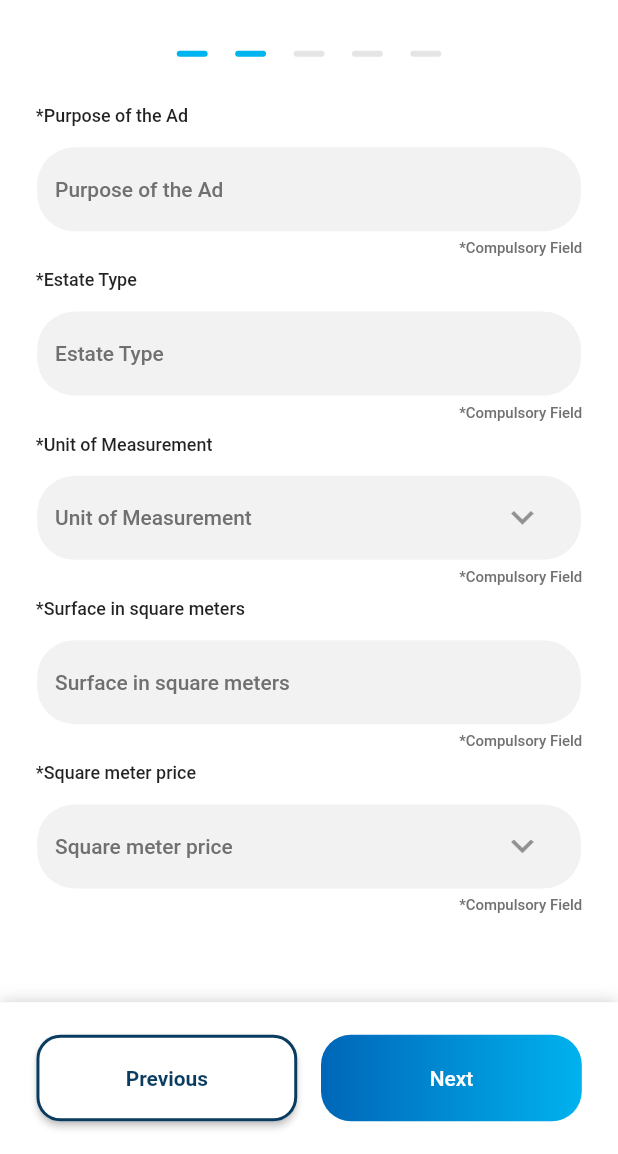
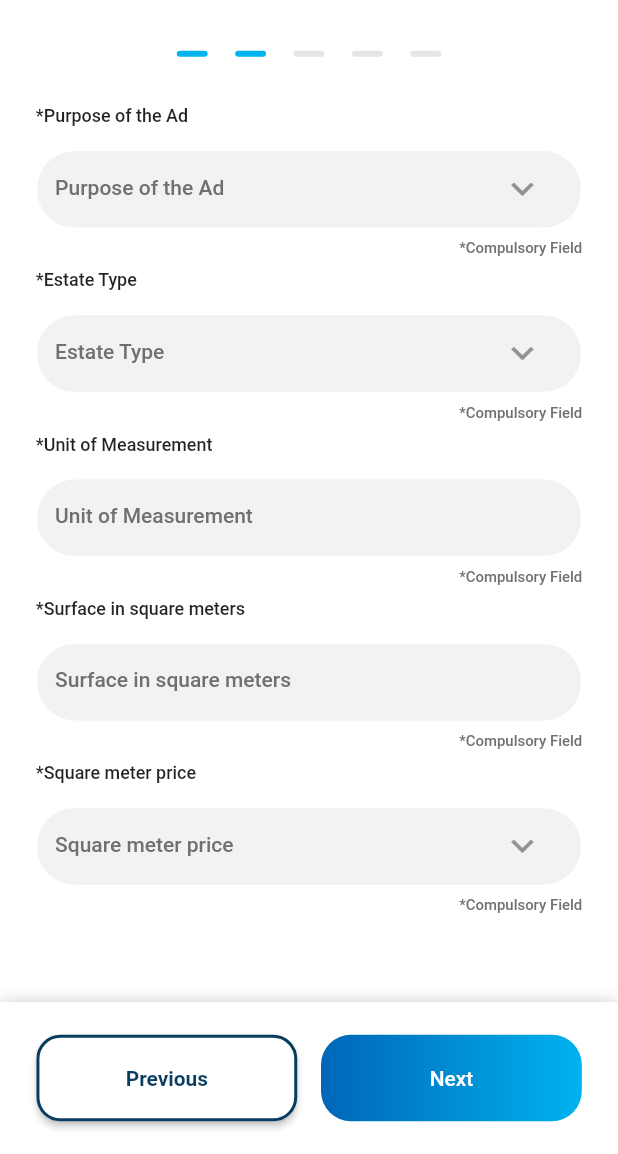
Before and after one commit to fawezz/Wasiet, a Flutter app: the NewAdNavigationView screen opened by its route, after a tap on "Next", on a phone screen of 412 x 824 dp, the part 82-1236 px from its top. Run offline on Flutter 3.47's test engine with Material 2 defaults, Android fonts, the phone set to English and light mode, and no system bars; our stand-ins replace flutter_screenutil, fluttertoast, get, hexcolor, image_cropper, image_picker.

Commit message:
modifications to components

```diff
--- a/lib/Custom Widgets/NewAdInputField.dart
+++ b/lib/Custom Widgets/NewAdInputField.dart
@@ -4,14 +4,24 @@ import 'package:get/get.dart';
 import 'package:hexcolor/hexcolor.dart';
 
 class NewAdInputField extends StatefulWidget {
-  NewAdInputField({Key? key, required this.label, required this.function,
-    required this.dropdown, required this.textController, required this.obligatory, this.numeric}) : super(key: key);
+  NewAdInputField({Key? key, required this.text,
+    required this.dropdown, required this.textController,
+    required this.obligatory,
+    this.width = 0, this.height = 0, this.label = true,
+    this.numeric = false, this.multiline = false, this.prefixIcon=false,
+    required this.function }) : super(key: key);
 
-  final String label;
+  final String text;
   final VoidCallback? function;
   final bool dropdown;
   final bool obligatory;
-  final bool? numeric;
+  final bool label;
+  final bool numeric;
+  final bool prefixIcon;
+  final bool multiline;
+  final double width;
+  final double height;
+
   Rx<TextEditingController> textController;
 
   @override
@@ -32,22 +42,24 @@ class _NewAdInputFieldState extends State<NewAdInputField> {
   Widget build(BuildContext context) {
     return Column(
       children: [
+        if(widget.label)...[
           Align(
             alignment: Alignment.centerLeft,
             child: Padding(
               padding: EdgeInsets.only(bottom: 8.h),
               child: Text(
-              widget.obligatory? '*${widget.label}' : widget.label,
+                widget.obligatory? '*${widget.text}' : widget.text,
                 style: TextStyle(
                   fontSize: 12.sp,
                   fontWeight: FontWeight.w500,
                 ),
               ),
             ),
-        ),
+          )
+        ],
         SizedBox(
-          height: 0.0818.sh,
-          width: 0.88.sw,
+          height: widget.height==0?0.0818.sh : widget.height,
+          width: widget.width==0? 0.88.sw : widget.width,
           child: Align(
               alignment: Alignment.centerLeft,
               child: Container(
@@ -63,15 +75,19 @@ class _NewAdInputFieldState extends State<NewAdInputField> {
                     setState(() {});
                     },
                   child: Obx(() =>  TextField(
+                    maxLines: widget.multiline? 8 : 1,
+                    minLines: widget.multiline? 6 : 1,
                     onEditingComplete: (){setState(() {});},
                     controller: widget.textController.value,
                     readOnly: widget.dropdown,
-                    keyboardType: widget.numeric != null? TextInputType.number:null,
+                    keyboardType: widget.numeric ? TextInputType.number:null,
                     decoration: InputDecoration(
-                      hintText: widget.label,
+                      hintText: widget.text,
                       filled: widget.textController.value.text.isEmpty? true : false,
                       fillColor: HexColor("#F2F2F2"),
                       hintStyle: TextStyle(
+                        fontSize: 14,
+                        fontWeight: FontWeight.w500,
                         color: HexColor("#707070")
                       ),
                       suffixIcon: widget.dropdown?Image.asset(
@@ -82,14 +98,9 @@ class _NewAdInputFieldState extends State<NewAdInputField> {
                       border: const OutlineInputBorder(
                           borderRadius: BorderRadius.all(Radius.circular(25.0)),
                           borderSide: BorderSide.none),
-                      /*focusedBorder: OutlineInputBorder(
-                          borderRadius: const BorderRadius.all(Radius.circular(25.0)),
-                          borderSide: BorderSide(
-                              color: HexColor("#00B4EF"),
-                              width: 3
-                          )),*/
                     ),
                     style: TextStyle(
+                        height: widget.multiline? 1.3 : 0.8,
                         decoration: TextDecoration.none,
                         color: Colors.black,
                         fontWeight: FontWeight.w500,
--- a/lib/Views/NewAdNavigationView.dart
+++ b/lib/Views/NewAdNavigationView.dart
@@ -176,19 +176,29 @@ class NewAdNavigationView extends StatelessWidget {
                             gradient: LinearGradient(
                               begin: Alignment.centerLeft,
                               end: Alignment.centerRight,
-                              colors: newAdController.stepIndex.value != newAdController.numberOfSteps - 1?
-                              [HexColor("#0066B8"), HexColor("#00B2EE"),]:
-                              [HexColor("#9E9E9E"), HexColor("#D2D2D2"),]
+                              //Case newAdController.stepIndex.value fel controller fonction testi w tbadel couleur obs
+                              colors: newAdController.stepIndex.value != newAdController.numberOfSteps - 1 || newAdController.imageFileList.isNotEmpty?
+                              [HexColor("#0066B8"), HexColor("#00B2EE"),]: // blue
+                              [HexColor("#9E9E9E"), HexColor("#D2D2D2"),]  //grey
                             ),
                           ),
                           child: MaterialButton(
                             materialTapTargetSize: MaterialTapTargetSize.shrinkWrap,
                             shape: const StadiumBorder(),
                             onPressed: newAdController.stepIndex.value == newAdController.numberOfSteps - 1?
-                            null:() {
-                              newAdController.nextStepIndex();
-                              //print("textcontroller value is : " + newAdController.titleController.value.text);
-                            },
+                                //test if it's the last page
+                                (){ //if yes then test if there are pictures
+                                  if(newAdController.imageFileList.isEmpty) //if empty do nothing
+                                      {}
+                                  else {
+                                    //send data
+                                    Get.offAllNamed('/home');
+                                  }
+                                }
+                                :(){
+                                  newAdController.nextStepIndex();
+                                //print("textcontroller value is : " + newAdController.purposeController.value.text);
+                                },
                             child: Text(
                               newAdController.stepIndex.value < newAdController.numberOfSteps - 1?
                               'Next':'Send',
@@ -196,9 +206,6 @@ class NewAdNavigationView extends StatelessWidget {
                             ),
                           ),
                         ),
-
-
-
                       ],
                     )
                     ),
--- a/lib/Views/NewAdStep0.dart
+++ b/lib/Views/NewAdStep0.dart
@@ -110,15 +110,15 @@ class NewAdStep0 extends StatelessWidget {
         child: Column(
           mainAxisAlignment: MainAxisAlignment.start,
           children: [
-            NewAdInputField(label: 'Title', dropdown: false , textController: newAdController.titleController,
+            NewAdInputField(text: 'Title', dropdown: false , textController: newAdController.titleController,
               obligatory: true, function: ()=> print("aaa"),),
-            NewAdInputField(label: 'Country', dropdown: true , textController: newAdController.countryController,
+            NewAdInputField(text: 'Country', dropdown: true , textController: newAdController.countryController,
               obligatory: true, function: ()=> print("aaa"),),
-            NewAdInputField(label: 'Region', dropdown: true , textController: newAdController.regionController,
+            NewAdInputField(text: 'Region', dropdown: true , textController: newAdController.regionController,
               obligatory: true, function: ()=> print("aaa"),),
-            NewAdInputField(label: 'City', dropdown: true , textController: newAdController.cityController,
+            NewAdInputField(text: 'City', dropdown: true , textController: newAdController.cityController,
               obligatory: true, function: ()=> print("aaa"),),
-            NewAdInputField(label: 'Street', dropdown: false , textController: newAdController.streetController,
+            NewAdInputField(text: 'Street', dropdown: false , textController: newAdController.streetController,
               obligatory: true, function: ()=> print("aaa"),),
           ],
         ),
--- a/lib/Views/NewAdStep1.dart
+++ b/lib/Views/NewAdStep1.dart
@@ -1,9 +1,13 @@
 import 'package:flutter/material.dart';
 import 'package:flutter_screenutil/flutter_screenutil.dart';
 import 'package:get/get.dart';
+import 'package:hexcolor/hexcolor.dart';
+import 'package:wasiet/Custom%20Widgets/RadioList.dart';
 
 import '../Controllers/NewAdController.dart';
+import '../Custom Widgets/ButtonBlueGradiant.dart';
 import '../Custom Widgets/NewAdInputField.dart';
+import '../app/Constants.dart';
 
 class NewAdStep1 extends StatelessWidget {
   const NewAdStep1({Key? key}) : super(key: key);
@@ -18,24 +22,44 @@ class NewAdStep1 extends StatelessWidget {
         child: Column(
           mainAxisAlignment: MainAxisAlignment.start,
           children: [
-            NewAdInputField(label: 'Purpose of the Ad', dropdown: false ,
-              textController: newAdController.purposeController, obligatory: true,
+            NewAdInputField(
+              text: 'Purpose of the Ad',
+              dropdown: true,
+              textController: newAdController.purposeController,
+              obligatory: true,
+              function: ()=> newAdController.showPurposeBottomSheet(
+                  Get.context, "Purpose of the announcement",
+                purposeList, NewAdController.purpose, newAdController.purposeController
+              ),
+            ),
+            NewAdInputField(text: 'Estate Type',
+              dropdown: true ,
+              textController: newAdController.typeController,
+              obligatory: true,
+              function: ()=> newAdController.showPurposeBottomSheet(
+                  Get.context, "Estate Type",
+                  typeList, NewAdController.type, newAdController.typeController
+              ),
+            ),
+            NewAdInputField(
+              text: 'Unit of Measurement',
+              dropdown: false ,
+              textController: newAdController.unitController,
+              obligatory: true,
               function: ()=> print("aaa"),
             ),
-            NewAdInputField(label: 'Estate Type', dropdown: false ,
-              textController: newAdController.typeController, obligatory: true,
+            NewAdInputField(
+              text: 'Surface in square meters',
+              dropdown: false ,
+              textController: newAdController.surfaceController,
+              obligatory: true,
               function: ()=> print("aaa"),
             ),
-            NewAdInputField(label: 'Unit of Measurement', dropdown: true ,
-              textController: newAdController.unitController, obligatory: true,
-              function: ()=> print("aaa"),
-            ),
-            NewAdInputField(label: 'Surface in square meters', dropdown: false ,
-              textController: newAdController.surfaceController, obligatory: true,
-              function: ()=> print("aaa"),
-            ),
-            NewAdInputField(label: 'Square meter price', dropdown: true ,
-              textController: newAdController.unitPriceController, obligatory: true,
+            NewAdInputField(
+              text: 'Square meter price',
+              dropdown: true ,
+              textController: newAdController.unitPriceController,
+              obligatory: true,
               function: ()=> print("aaa"),
             ),
           ],
--- /dev/null
+++ b/lib/Views/NewAdStep2.dart
@@ -0,0 +1,78 @@
+import 'package:flutter/material.dart';
+import 'package:flutter_screenutil/flutter_screenutil.dart';
+import 'package:get/get.dart';
+import 'package:hexcolor/hexcolor.dart';
+import 'package:wasiet/Custom%20Widgets/NewAdInputField.dart';
+import 'package:wasiet/app/Constants.dart';
+
+import '../Controllers/NewAdController.dart';
+
+class NewAdStep2 extends StatelessWidget {
+  const NewAdStep2({Key? key}) : super(key: key);
+
+  @override
+  Widget build(BuildContext context) {
+    NewAdController newAdController = Get.find();
+
+    return SingleChildScrollView(
+      physics: const BouncingScrollPhysics(),
+      child: Padding(
+        padding: EdgeInsets.all(24.w),
+        child: Column(
+          children: [
+            Align(
+              alignment: Alignment.centerLeft,
+              child: Padding(
+                padding: EdgeInsets.only(left: 0.05.sw, bottom: 8),
+                child: Text(
+                  "Fill the width and direction of the street(s) surrounding your estate.\n"
+                      "*the streets not suitable for your estate should be left empty",
+                  style: TextStyle(
+                    color: Colors.black,
+                    fontSize: 14.sp,
+                    height: 1.4,
+                    fontWeight: FontWeight.w500,
+                  ),
+                ),
+              ),
+            ),
+            Row(
+              mainAxisAlignment: MainAxisAlignment.center,
+              children: [
+                NewAdInputField(text: "Northern street width", label: false, obligatory: false, dropdown: false,
+                  width: 0.42.sw, height: 0.0818.sh, numeric: true,
+                  textController: newAdController.northController,function: null,),
+                16.w.horizontalSpace,
+                NewAdInputField(text: "Southern street width", label: false, obligatory: false, dropdown: false,
+                  width: 0.42.sw, height: 0.0818.sh, numeric: true,
+                  textController: newAdController.southController,function: null,),
+              ],
+            ),
+            Row(
+              mainAxisAlignment: MainAxisAlignment.center,
+              children: [
+                NewAdInputField(text: "Eastern street width", label: false, obligatory: false, dropdown: false,
+                  width: 0.42.sw, height: 0.0818.sh, numeric: true,
+                  textController: newAdController.eastController,function: null,),
+                16.w.horizontalSpace,
+                NewAdInputField(text: "Western street width", label: false, obligatory: false, dropdown: false,
+                  width: 0.42.sw, height: 0.0818.sh, numeric: true,
+                  textController: newAdController.westController,function: null,),
+              ],
+            ),
+            16.h.verticalSpace,
+            NewAdInputField(text: "More details", dropdown: false, textController: newAdController.detailsController,
+                obligatory: false, width: 0.88.sw, height: 0.188.sh, multiline: true, function: null),
+            16.h.verticalSpace,
+            NewAdInputField(text: "Email", dropdown: false, textController: newAdController.emailController,
+                obligatory: false, function: null),
+            16.h.verticalSpace,
+            NewAdInputField(text: "Identity of the announcer", dropdown: true, textController: newAdController.identityController,
+                obligatory: false, function: null),
+
+          ],
+        ),
+      ),
+    );
+  }
+}
--- /dev/null
+++ b/lib/Views/NewAdStep3.dart
@@ -0,0 +1,54 @@
+import 'package:flutter/material.dart';
+import 'package:flutter_screenutil/flutter_screenutil.dart';
+import 'package:get/get.dart';
+import 'package:hexcolor/hexcolor.dart';
+
+import '../Controllers/NewAdController.dart';
+import '../Custom Widgets/NewAdInputField.dart';
+
+
+class NewAdStep3 extends StatelessWidget {
+  const NewAdStep3({Key? key}) : super(key: key);
+
+  @override
+  Widget build(BuildContext context) {
+    NewAdController newAdController = Get.find();
+    return SingleChildScrollView(
+      physics: const BouncingScrollPhysics(),
+      child: Padding(
+        padding: EdgeInsets.all(24.sp),
+        child: Column(
+          mainAxisAlignment: MainAxisAlignment.start,
+          children: [
+            Padding(
+              padding: EdgeInsets.only(bottom: 15.h),
+              child: Align(
+                alignment: Alignment.centerLeft,
+                child: Text(
+                  "Residential Building",
+                  style: TextStyle(
+                    color: HexColor("#0A3C5F"),
+                    fontSize: 14.sp,
+                    fontWeight: FontWeight.bold,
+                  ),
+                ),
+              ),
+            ),
+            NewAdInputField(text: 'Number of apartments', dropdown: false , textController: newAdController.titleController,
+                obligatory: false, numeric: true, function: () {}),
+            NewAdInputField(text: 'Number of floors', dropdown: false , textController: newAdController.countryController,
+                obligatory: false, numeric: true, function: (){}),
+            NewAdInputField(text: 'mahallat', dropdown: false , textController: newAdController.regionController,
+                obligatory: false, numeric: true, function: (){}),
+            NewAdInputField(text: 'Number of elevators', dropdown: false , textController: newAdController.cityController,
+                obligatory: false, numeric: true, function: (){}),
+            NewAdInputField(text: 'Age of the estate', dropdown: false , textController: newAdController.streetController,
+                obligatory: false, numeric: true, function: (){}),
+            NewAdInputField(text: 'available', dropdown: true , textController: newAdController.streetController,
+                obligatory: false, function: (){}),
+          ],
+        ),
+      ),
+    );
+  }
+}
--- a/lib/app/Constants.dart
+++ b/lib/app/Constants.dart
@@ -0,0 +1,4 @@
+
+const List<String> purposeList = ['Sell', 'Rent', 'Auction', 'Exchange'];
+const List<String> typeList = ['Commercial Land', 'Agricultural Land', 'residential land', 'relaxation', 'storey', 'apartment',
+  'Residential Building', 'Villa', 'Duplex Villa', 'Residential Palace'];
--- a/lib/main.dart
+++ b/lib/main.dart
@@ -12,6 +12,7 @@ import 'package:wasiet/Views/SellerProfileView.dart';
 import 'Views/HomeNavigationView.dart';
 import 'Views/ComplaintDetailsView.dart';
 import 'Views/NewAdNavigationView.dart';
+import 'Views/SettingsView.dart';
 
 void main() {
   runApp(const MyApp());
@@ -44,6 +45,7 @@ class MyApp extends StatelessWidget {
             GetPage(name: '/myComplaints', page: () => const MyComplaintsView()),
             GetPage(name: '/complaintDetails', page: () => const ComplaintDetailsView()),
             GetPage(name: '/newAd', page: () => NewAdNavigationView()),
+            GetPage(name: '/settings', page: () => const SettingsView()),
 
           ],
         );
```
Also changed, not shown: lib/Controllers/NewAdController.dart (+67 -2 lines), lib/Custom Widgets/ButtonBlueGradiant.dart (added, +38 -0 lines), lib/Custom Widgets/NewAdInputFielSmall.dart (deleted, +0 -91 lines), lib/Custom Widgets/RadioList.dart (added, +79 -0 lines), lib/Views/HomeView.dart (+4 -4 lines), lib/Views/MyAdsView.dart (+18 -20 lines), lib/Views/ReportPersonView.dart (+3 -25 lines). Lines whose indentation alone changed are shown as unchanged.
